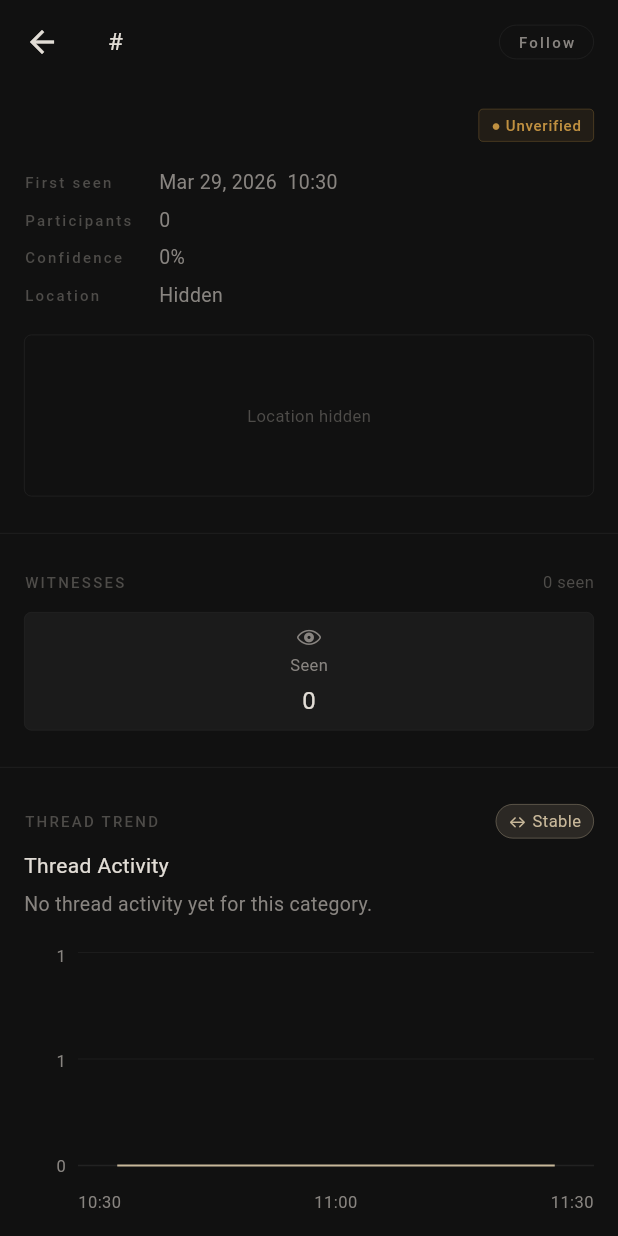
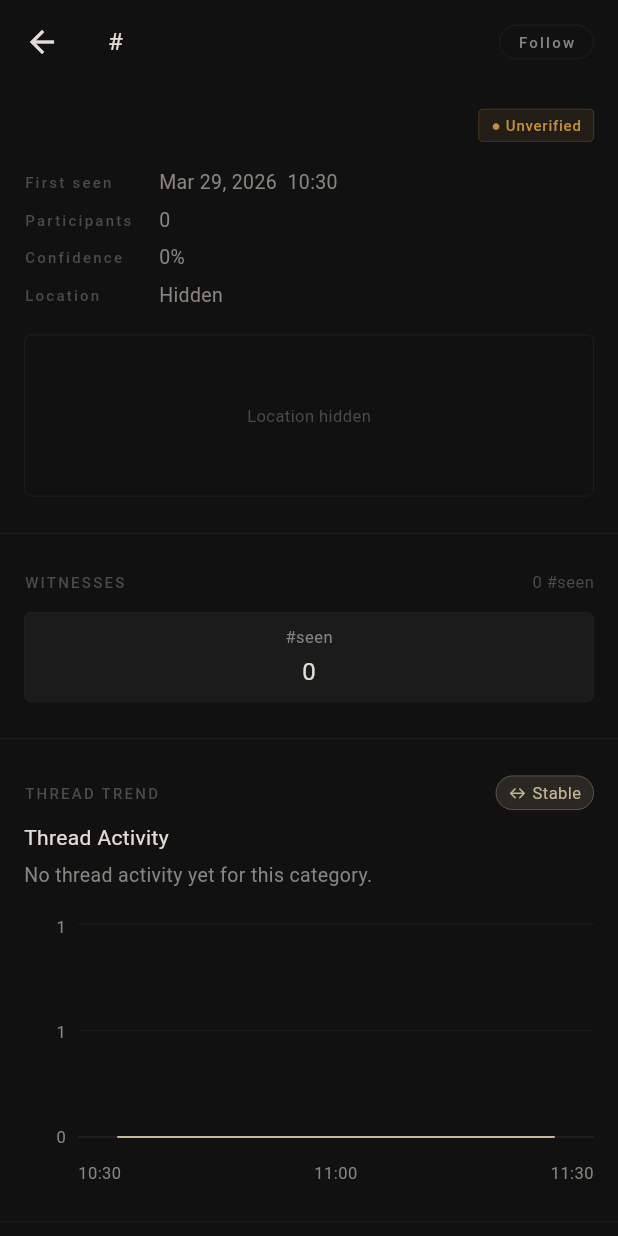
Before and after one commit to OpenTech-Lab/Spot-Mobile, a Flutter app: the EventScreen screen opened directly with empty values, on a phone screen of 412 x 824 dp. Run offline on Flutter 3.47's test engine with Material 3 defaults, Android fonts, the phone set to English and light mode, and no system bars; our stand-ins replace camera, connectivity_plus, device_info_plus, flutter_dotenv, flutter_map, flutter_secure_storage and 7 more; missing offline and left inert: bip39, pointycastle; accounts and stored records are empty; statements that could not run were skipped.

Commit message:
feat(event-screen): add seen witness label and related helper functions

```diff
--- a/lib/features/event/event_screen.dart
+++ b/lib/features/event/event_screen.dart
@@ -89,6 +89,7 @@ double eventLocationZoom(Iterable<EventLocationSpot> spots) {
 const double eventLocationMinZoom = 1.0;
 const double eventLocationMaxZoom = 17.0;
 const double eventLocationZoomStep = 1.0;
+const String eventScreenSeenWitnessLabel = '#seen';
 
 double clampEventLocationZoom(double zoom) =>
     zoom.clamp(eventLocationMinZoom, eventLocationMaxZoom).toDouble();
@@ -384,6 +385,12 @@ String formatWitnessCooldown(Duration remaining) {
   final seconds = totalSeconds % 60;
   return '$minutes:${seconds.toString().padLeft(2, '0')}';
 }
+
+String eventScreenSeenWitnessCountLabel(int seenCount) =>
+    '$seenCount $eventScreenSeenWitnessLabel';
+
+String eventScreenSeenWitnessRemovalHint() =>
+    'Tap $eventScreenSeenWitnessLabel again to remove it.';
 
 CivicEvent eventWithToggledWitness({
   required CivicEvent event,
@@ -1431,7 +1438,7 @@ class _WitnessSummary extends StatelessWidget {
             const Spacer(),
             Text(
               cooldownLabel == null
-                  ? '${event.seenCount} seen'
+                  ? eventScreenSeenWitnessCountLabel(event.seenCount)
                   : 'Locked $cooldownLabel',
               style: SpotType.caption.copyWith(
                 color: cooldownLabel == null
@@ -1446,8 +1453,7 @@ class _WitnessSummary extends StatelessWidget {
           Row(
             children: [
               _WitnessButton(
-                label: 'Seen',
-                icon: CupertinoIcons.eye,
+                label: eventScreenSeenWitnessLabel,
                 count: event.seenCount,
                 isSelected: selectedType == WitnessType.seen,
                 isDisabled: buttonsDisabled,
@@ -1465,7 +1471,7 @@ class _WitnessSummary extends StatelessWidget {
           ] else if (selectedType != null) ...[
             const SizedBox(height: SpotSpacing.sm),
             Text(
-              'Tap Seen again to remove it.',
+              eventScreenSeenWitnessRemovalHint(),
               style: SpotType.caption.copyWith(color: SpotColors.textSecondary),
             ),
           ],
@@ -1478,7 +1484,6 @@ class _WitnessSummary extends StatelessWidget {
 class _WitnessButton extends StatelessWidget {
   const _WitnessButton({
     required this.label,
-    required this.icon,
     required this.count,
     required this.isSelected,
     required this.isDisabled,
@@ -1487,7 +1492,6 @@ class _WitnessButton extends StatelessWidget {
   });
 
   final String label;
-  final IconData icon;
   final int count;
   final bool isSelected;
   final bool isDisabled;
@@ -1543,8 +1547,6 @@ class _WitnessButton extends StatelessWidget {
           ),
           child: Column(
             children: [
-              Icon(icon, color: foregroundColor, size: 16),
-              const SizedBox(height: 3),
               Text(
                 label,
                 style: SpotType.caption.copyWith(color: foregroundColor),
```
Also changed, not shown: 1 other file.
